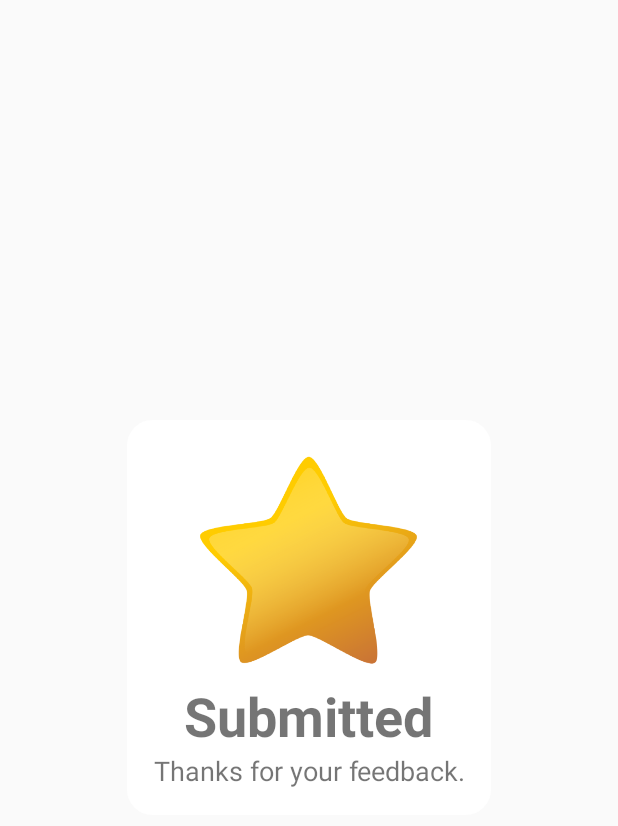
After one commit to mahmoudsaadeh/TutorsApp, an Android app: the layout rating_dialog.xml on its own in the app's theme, with its tools: preview values and no code run, on a phone screen of 412 x 824 dp. The commit adds this screen. Shown: the top 826 px of the screen. Run offline under Robolectric (Android 15) with nearby library versions, the phone set to English and light mode, and no system bars.

Commit message:
added rating_dialog. bug fixes.

```diff
--- /dev/null
+++ b/app/src/main/res/drawable-v24/shape.xml
@@ -0,0 +1,32 @@
+<shape
+    xmlns:android="http://schemas.android.com/apk/res/android"
+    android:shape="rectangle">
+
+ <!--   <solid android:color="@android:color/white"/>
+    <corners android:radius="10dp"/>-->
+
+    <!-- we define background color
+    <solid android:color="#c0c0c0" />-->
+
+    <solid android:color="@android:color/white" />
+
+    <!-- we define border color and thick -->
+    <stroke
+        android:width="3dp"
+        android:color="@android:color/white"
+         />
+
+    <!--android:color="#5b8bc7"-->
+
+    <!-- add some padding for text inside
+    <padding
+        android:bottom="15dp"
+        android:left="15dp"
+        android:right="15dp"
+        android:top="15dp" />-->
+
+    <!-- we define corner radius, note that radius can be different for each corner -->
+    <corners android:radius="15dp" />
+
+
+</shape>
--- a/app/src/main/res/layout/progress_dialog.xml
+++ b/app/src/main/res/layout/progress_dialog.xml
@@ -30,7 +30,4 @@
 
     </LinearLayout>
 
-
-
-
 </RelativeLayout>
--- /dev/null
+++ b/app/src/main/res/layout/rating_dialog.xml
@@ -0,0 +1,44 @@
+<?xml version="1.0" encoding="utf-8"?>
+
+<RelativeLayout xmlns:android="http://schemas.android.com/apk/res/android"
+    xmlns:app="http://schemas.android.com/apk/res-auto"
+    android:layout_width="match_parent"
+    android:layout_height="match_parent"
+    android:gravity="center">
+
+    <LinearLayout
+        android:layout_width="wrap_content"
+        android:layout_height="wrap_content"
+        android:layout_gravity="center_horizontal|center_vertical"
+        android:background="@drawable/shape"
+        android:orientation="vertical"
+        android:padding="17dp">
+
+
+        <ImageView
+            android:id="@+id/imageView"
+            android:layout_width="155dp"
+            android:layout_height="155dp"
+            android:layout_gravity="center"
+            app:srcCompat="@drawable/rating_star_removebg" />
+
+        <TextView
+            android:id="@+id/textView"
+            android:layout_width="wrap_content"
+            android:layout_height="wrap_content"
+            android:layout_gravity="center"
+            android:text="Submitted"
+            android:textSize="36sp"
+            android:textStyle="bold" />
+
+        <TextView
+            android:id="@+id/textView2"
+            android:layout_width="wrap_content"
+            android:layout_height="wrap_content"
+            android:layout_gravity="center"
+            android:gravity="center"
+            android:text="Thanks for your feedback."
+            android:textSize="18sp" />
+    </LinearLayout>
+
+</RelativeLayout>
```
Also changed, not shown: app/src/main/java/com/example/ourapp/MainActivityLogin.java (+7 -3 lines), app/src/main/java/com/example/ourapp/TeacherInfoActivity.java (+57 -7 lines), app/src/main/java/com/example/ourapp/TeachersListActivity.java (+4 -4 lines), app/src/main/res/drawable-v24/rating_star_removebg.png (added).
